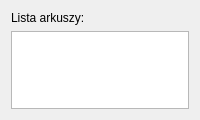
Before: the Qt Designer form designs/figures_list.ui in dawidkostyszak/MMGK, drawn with Qt 5.
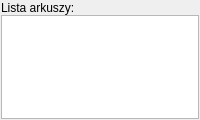
After: the same form once the commit is applied.

Commit message: Change designs to be responsible and add help icon

```diff
--- a/designs/figures_list.ui
+++ b/designs/figures_list.ui
@@ -18,7 +18,7 @@
   </property>
   <property name="maximumSize">
    <size>
-    <width>200</width>
+    <width>16777215</width>
     <height>16777215</height>
    </size>
   </property>
@@ -26,6 +26,12 @@
    <string>Form</string>
   </property>
   <layout class="QGridLayout" name="gridLayout">
+   <property name="margin">
+    <number>1</number>
+   </property>
+   <property name="spacing">
+    <number>0</number>
+   </property>
    <item row="0" column="0">
     <widget class="QLabel" name="label">
      <property name="text">
```
The commit also changes 5 other files.
